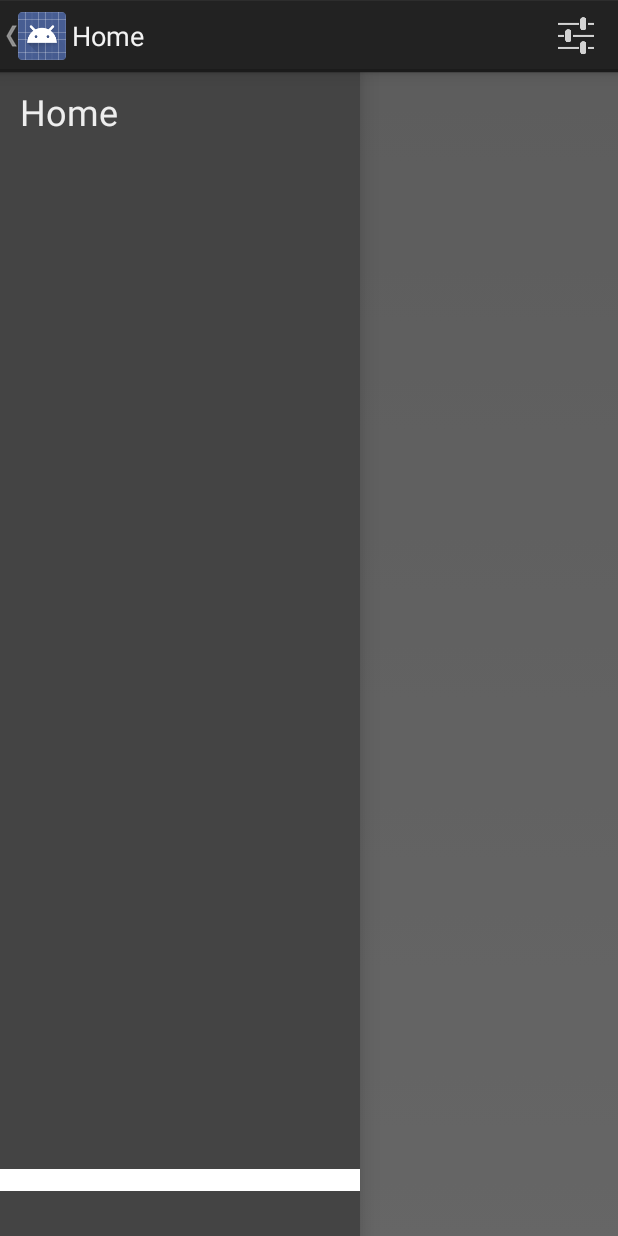
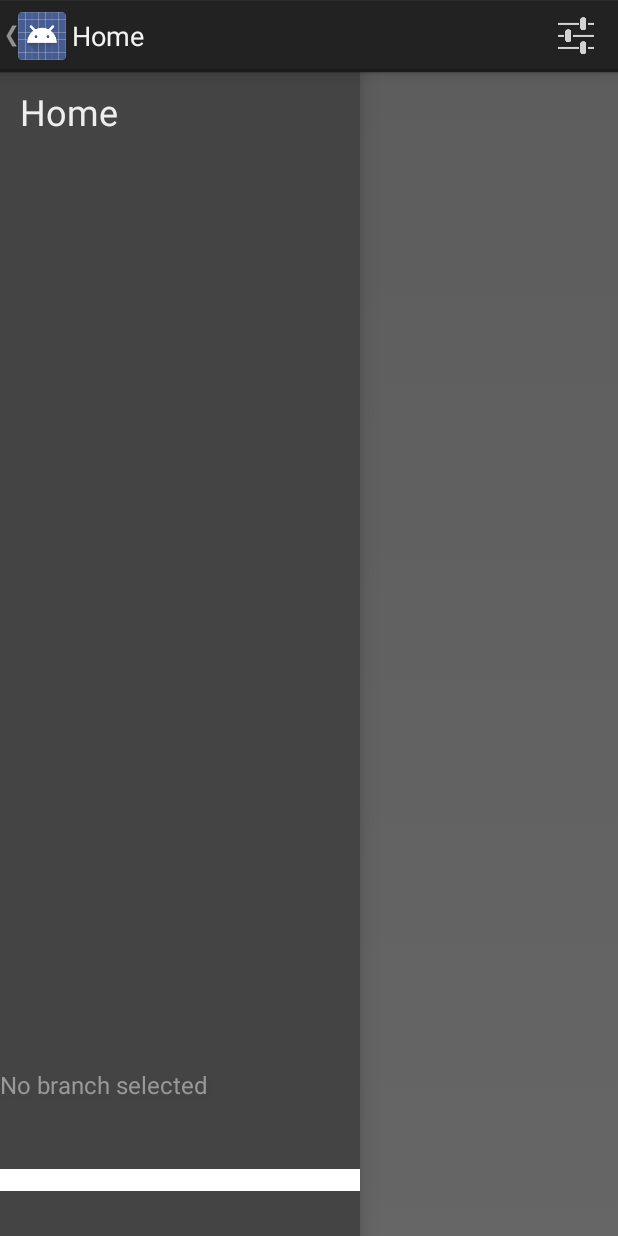
Before and after one commit to stoyicker/agile_group2, an Android app: the fragment ListBranchesFragment placed in its activity, with the side drawer open, on a phone screen of 412 x 824 dp. Run offline under Robolectric (Android 15) with nearby library versions, the phone set to English and light mode, and no system bars; libraries missing offline, so code that uses them is left out: org.kohsuke.github; 7 statements that could not run were skipped.

Commit message:
allow pair to select working branch

```diff
--- a/AgileAppModule/src/main/java/org/arnolds/agileappproject/agileappmodule/ui/activities/HomeActivity.java
+++ b/AgileAppModule/src/main/java/org/arnolds/agileappproject/agileappmodule/ui/activities/HomeActivity.java
@@ -5,6 +5,8 @@ import android.os.Bundle;
 import org.arnolds.agileappproject.agileappmodule.R;
 
 public class HomeActivity extends DrawerLayoutFragmentActivity {
+
+
 
     @Override
     protected void onCreate(Bundle savedInstanceState) {
--- a/AgileAppModule/src/main/java/org/arnolds/agileappproject/agileappmodule/ui/frags/ListBranchesFragment.java
+++ b/AgileAppModule/src/main/java/org/arnolds/agileappproject/agileappmodule/ui/frags/ListBranchesFragment.java
@@ -2,11 +2,13 @@ package org.arnolds.agileappproject.agileappmodule.ui.frags;
 
 import android.app.Activity;
 import android.content.Context;
+import android.database.Cursor;
 import android.os.Bundle;
 import android.util.Log;
 import android.view.LayoutInflater;
 import android.view.View;
 import android.view.ViewGroup;
+import android.widget.AdapterView;
 import android.widget.BaseAdapter;
 import android.widget.ListView;
 import android.widget.TextView;
@@ -16,6 +18,7 @@ import org.arnolds.agileappproject.agileappmodule.R;
 import org.arnolds.agileappproject.agileappmodule.git.GitHubBroker;
 import org.arnolds.agileappproject.agileappmodule.git.GitHubBrokerListener;
 import org.arnolds.agileappproject.agileappmodule.git.IGitHubBrokerListener;
+import org.arnolds.agileappproject.agileappmodule.ui.activities.HomeActivity;
 import org.kohsuke.github.GHBranch;
 
 import java.util.Collection;
@@ -29,7 +32,7 @@ public class ListBranchesFragment extends ArnoldSupportFragment {
     private BranchesListAdapter listAdapter;
     private IGitHubBrokerListener branchesListener = new BranchesListener();
     private ListView branchesListView;
-
+    private Collection<GHBranch> branches1;
     public ListBranchesFragment() {
         super(MENU_INDEX);
     }
@@ -71,12 +74,15 @@ public class ListBranchesFragment extends ArnoldSupportFragment {
     }
 
     private synchronized void onBranchesReceived(Collection<GHBranch> branches) {
+        branches1=branches;
         if (getActivity() == null || listAdapter == null) {
             //If the device is rotated this is going to trigger, so return to end the refresh cycle
             return;
         }
         listAdapter.getBranchCollection().clear();
         listAdapter.getBranchCollection().addAll(branches);
+
+
         getActivity().runOnUiThread(new Runnable() {
             @Override
             public void run() {
@@ -186,8 +192,24 @@ public class ListBranchesFragment extends ArnoldSupportFragment {
         branchesListView = (ListView) ret.findViewById(R.id.branch_list);
         listAdapter = new BranchesListAdapter();
         branchesListView.setAdapter(listAdapter);
+        branchesListView.setOnItemClickListener(new OnItemClickListenerListViewItem());
         return ret;
     }
+
+    public class OnItemClickListenerListViewItem implements AdapterView.OnItemClickListener {
+
+        @Override
+        public void onItemClick(AdapterView<?> parent, View view, int position, long id) {
+
+            Context context = view.getContext();
+            TextView t=(TextView) getActivity().findViewById(R.id.selected_branch);
+            t.setText(" Working on "+listAdapter.getItem(position).getName().toString()+" branch");
+            Toast.makeText(context, listAdapter.getItem(position).getName().toString() +" selected" , Toast.LENGTH_SHORT).show();
+
+        }
+
+    }
+
 
     private void updateShownBranches() {
         try {
--- a/AgileAppModule/src/main/java/org/arnolds/agileappproject/agileappmodule/ui/frags/NavigationDrawerFragment.java
+++ b/AgileAppModule/src/main/java/org/arnolds/agileappproject/agileappmodule/ui/frags/NavigationDrawerFragment.java
@@ -88,6 +88,8 @@ public class NavigationDrawerFragment extends Fragment {
                 String repoName = mRepoSelectionSpinner.getItemAtPosition(position).toString();
                 if (!repoName.isEmpty() && !repoName.contentEquals(latestSelectedRepoName)) {
                     NavigationDrawerFragment.this.latestSelectedRepoName = repoName;
+                    TextView t=(TextView) getActivity().findViewById(R.id.selected_branch);
+                    t.setText(" No branch selected");
                     try {
                         GitHubBroker.getInstance().selectRepo(repoName, selectionListener);
                     }
@@ -251,6 +253,7 @@ public class NavigationDrawerFragment extends Fragment {
     private void selectItem(int position) {
         if (mDrawerListView != null) {
             mDrawerListView.setItemChecked(position, true);
+
         }
         if (mDrawerLayout != null) {
             mDrawerLayout.closeDrawer(mFragmentContainerView);
--- a/AgileAppModule/src/main/res/layout/fragment_navigation_drawer_layout.xml
+++ b/AgileAppModule/src/main/res/layout/fragment_navigation_drawer_layout.xml
@@ -17,4 +17,16 @@
 		android:layout_height="wrap_content"
 		android:layout_alignParentBottom="true"
 		android:layout_marginBottom="@dimen/repo_selector_spinner_to_bottom_margin"/>
+    <TextView
+        android:id="@+id/selected_branch"
+        android:layout_alignParentBottom="true"
+        android:layout_marginBottom="90dp"
+        android:layout_width="match_parent"
+        android:layout_height="wrap_content"
+        android:textSize="16sp"
+        android:textColor="#999"
+        android:text="@string/selected_branch"
+        style="@style/BranchNameStyle"/>
+        />
+
 </RelativeLayout>
--- a/AgileAppModule/src/main/res/layout/fragment_repo_list.xml
+++ b/AgileAppModule/src/main/res/layout/fragment_repo_list.xml
@@ -17,5 +17,4 @@
 		android:layout_height="wrap_content">
 
 	</Spinner>
-
 </RelativeLayout>
--- a/AgileAppModule/src/main/res/layout/list_item_navigation_drawer_list.xml
+++ b/AgileAppModule/src/main/res/layout/list_item_navigation_drawer_list.xml
@@ -19,5 +19,4 @@
 		android:layout_width="wrap_content"
 		android:layout_height="wrap_content"
 		style="@style/NavigationDrawerItemStyle"/>
-
 </LinearLayout>
--- a/AgileAppModule/src/main/res/values/strings.xml
+++ b/AgileAppModule/src/main/res/values/strings.xml
@@ -39,4 +39,5 @@
     <string name="creating_issue">Creating issue...</string>
     <string name="issue_created">Issue created</string>
     <item name="notification_new_commits" type="id">New commit!</item>
+    <string name="selected_branch">  No branch selected</string>
 </resources>
```
Also changed, not shown: AgileAppModule/src/main/res/layout/repo_selector_dropdown_item.xml (line endings or trailing spaces). Lines whose indentation alone changed are shown as unchanged.
